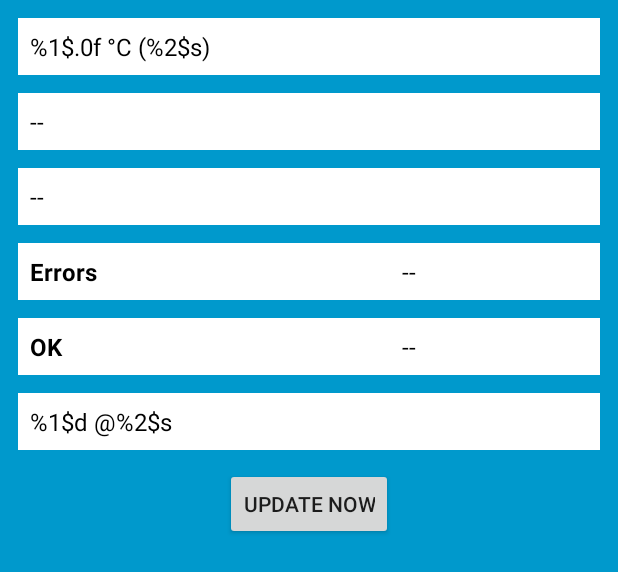
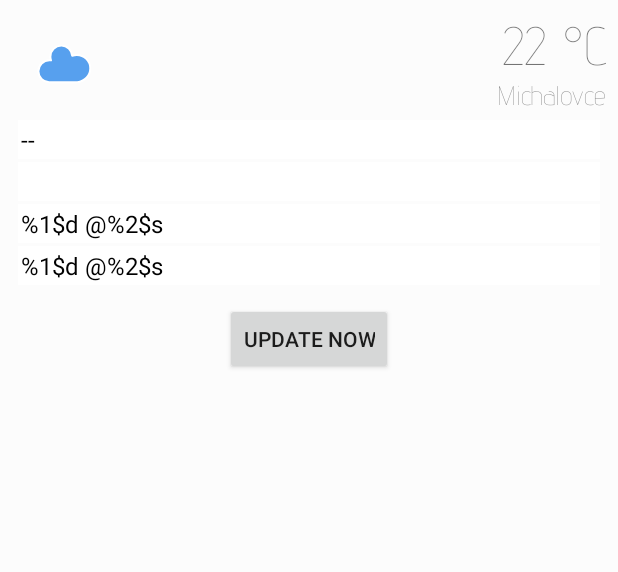
Before and after one commit to piskula/simple-weather, an Android app: the layout new_app_widget.xml on its own in the app's theme, with its tools: preview values and no code run, on a phone screen of 412 x 824 dp. Shown: the top 572 px of the screen. Run offline under Robolectric (Android 15) with nearby library versions, the phone set to English and light mode, and no system bars.

Commit message:
Added icons

```diff
--- a/app/build.gradle
+++ b/app/build.gradle
@@ -46,4 +46,6 @@ dependencies {
     compile 'com.google.android.gms:play-services-gcm:16.0.0'
     compile 'com.google.android.gms:play-services-location:16.0.0'
     implementation 'com.google.code.gson:gson:2.8.5'
+    // TODO try add blur effect to background
+//    compile 'jp.wasabeef:blurry:2.0.3'
 }
--- a/app/src/main/java/sk/momosi/simplewidget/NewAppWidget.kt
+++ b/app/src/main/java/sk/momosi/simplewidget/NewAppWidget.kt
@@ -31,8 +31,11 @@ class NewAppWidget : AppWidgetProvider() {
             if (permissions == PackageManager.PERMISSION_GRANTED) {
                 RefreshConditions(WeakReference(context)).execute()
             } else {
-                views.setTextViewText(R.id.appwidget_err_count, "Permis")
+                views.setTextViewText(R.id.description, "Permis")
             }
+
+//            Blurry.with(context).radius(25).sampling(2).onto(views as ViewGroup)
+
 
             // this intent is responsible for manually updating widget
             views.setOnClickPendingIntent(R.id.button_update, generateUpdateButtonIntent(context, appWidgetId))
--- /dev/null
+++ b/app/src/main/res/drawable/w03d.xml
@@ -0,0 +1,6 @@
+<vector android:height="24dp" android:viewportHeight="64"
+    android:viewportWidth="64" android:width="24dp" xmlns:android="http://schemas.android.com/apk/res/android">
+    <path android:fillColor="#57A0EE"
+        android:pathData="M47.7,34.4c0,-4.6 -3.7,-8.2 -8.2,-8.2c-1,0 -1.9,0.2 -2.8,0.5c-0.3,-3.4 -3.1,-6.2 -6.6,-6.2c-3.7,0 -6.7,3 -6.7,6.7c0,0.8 0.2,1.6 0.4,2.3c-0.3,-0.1 -0.7,-0.1 -1,-0.1c-3.7,0 -6.7,3 -6.7,6.7c0,3.6 2.9,6.6 6.5,6.7l17.2,0C44.2,42.3 47.7,38.8 47.7,34.4z"
+        android:strokeColor="#FFFFFF" android:strokeLineJoin="round" android:strokeWidth="1.2"/>
+</vector>
--- a/app/src/main/res/layout/activity_main.xml
+++ b/app/src/main/res/layout/activity_main.xml
@@ -8,13 +8,14 @@
         tools:context=".MainActivity">
 
     <TextView
+            android:id="@+id/txt_main"
+            android:text="Hello World!"
             android:layout_width="wrap_content"
             android:layout_height="wrap_content"
-            android:text="Hello World!"
             app:layout_constraintBottom_toBottomOf="parent"
             app:layout_constraintLeft_toLeftOf="parent"
             app:layout_constraintRight_toRightOf="parent"
-            app:layout_constraintTop_toTopOf="parent" android:id="@+id/txt_main"/>
+            app:layout_constraintTop_toTopOf="parent"/>
     <Button
             android:text="Refresh"
             android:layout_width="wrap_content"
--- a/app/src/main/res/layout/new_app_widget.xml
+++ b/app/src/main/res/layout/new_app_widget.xml
@@ -1,38 +1,53 @@
+<?xml version="1.0" encoding="utf-8"?>
 <RelativeLayout xmlns:android="http://schemas.android.com/apk/res/android"
                 android:layout_width="match_parent"
                 android:layout_height="match_parent"
                 android:padding="@dimen/widget_margin"
-                android:background="#09C">
-
-    <LinearLayout xmlns:android="http://schemas.android.com/apk/res/android"
-                  android:id="@+id/section_temp"
-                  android:layout_width="match_parent"
-                  android:layout_height="wrap_content"
-                  android:layout_alignParentStart="true"
+                android:background="#66FFFFFF">
+    <ImageView
+            android:id="@+id/weather_icon"
+            android:layout_width="70dp"
+            android:layout_height="70dp"
+            android:src="@drawable/w03d"
+            android:contentDescription="TODO"
             android:layout_alignParentTop="true"
-                  android:orientation="horizontal"
-                  style="@style/AppWidgetSection">
+            android:layout_marginTop="8dp"
+            android:layout_marginStart="8dp"/>
 
     <TextView
-                android:id="@+id/appwidget_temp"
-                android:layout_width="match_parent"
+            android:id="@+id/temperature_value"
+            android:text="22 °C"
+            android:layout_width="wrap_content"
             android:layout_height="wrap_content"
-                android:text="@string/temperature"
-                style="@style/AppWidgetText"/>
+            android:layout_marginEnd="8dp"
+            android:layout_marginTop="8dp"
+            android:layout_alignParentTop="true"
+            android:layout_alignParentEnd="true"
+            android:fontFamily="@font/advent_pro_thin"
+            android:textSize="36sp"/>
 
-    </LinearLayout>
+    <TextView
+            android:id="@+id/place_value"
+            android:text="Michalovce"
+            android:layout_width="wrap_content"
+            android:layout_height="wrap_content"
+            android:layout_alignParentEnd="true"
+            android:layout_below="@id/temperature_value"
+            android:layout_marginEnd="8dp"
+            android:fontFamily="@font/advent_pro_thin"
+            android:textSize="18sp"/>
 
     <LinearLayout xmlns:android="http://schemas.android.com/apk/res/android"
                   android:id="@+id/section_description"
                   android:layout_width="match_parent"
                   android:layout_height="wrap_content"
                   android:layout_alignParentStart="true"
-                  android:layout_below="@+id/section_temp"
+                  android:layout_below="@+id/weather_icon"
                   android:orientation="horizontal"
                   style="@style/AppWidgetSection">
 
         <TextView
-                android:id="@+id/appwidget_description"
+                android:id="@+id/description"
                 android:layout_width="0dp"
                 android:layout_height="wrap_content"
                 android:layout_weight="1"
@@ -42,7 +57,7 @@
     </LinearLayout>
 
     <LinearLayout xmlns:android="http://schemas.android.com/apk/res/android"
-                  android:id="@+id/section_last_before"
+                  android:id="@+id/section_err_ok_count"
                   android:layout_width="match_parent"
                   android:layout_height="wrap_content"
                   android:layout_alignParentStart="true"
@@ -50,67 +65,23 @@
                   android:orientation="horizontal"
                   style="@style/AppWidgetSection">
 
+        <LinearLayout android:layout_width="0dp" android:layout_height="wrap_content" android:layout_weight="1">
             <TextView
-                android:id="@+id/appwidget_last_before"
-                android:layout_width="0dp"
+                    android:id="@+id/appwidget_ok_count"
+                    android:layout_width="match_parent"
                     android:layout_height="wrap_content"
-                android:layout_weight="1"
-                android:text="--"
-                style="@style/AppWidgetText"/>
-
+                    android:text=""
+                    style="@style/AppWidgetLabel"/>
         </LinearLayout>
 
-    <LinearLayout xmlns:android="http://schemas.android.com/apk/res/android"
-                  android:id="@+id/section_err_count"
+        <LinearLayout android:layout_width="0dp" android:layout_height="wrap_content" android:layout_weight="1">
+            <TextView
+                    android:id="@+id/appwidget_err_count"
                     android:layout_width="match_parent"
                     android:layout_height="wrap_content"
-                  android:layout_alignParentStart="true"
-                  android:layout_below="@+id/section_last_before"
-                  android:orientation="horizontal"
-                  style="@style/AppWidgetSection">
-
-        <TextView
-                android:id="@+id/appwidget_err_count_label"
-                android:layout_width="0dp"
-                android:layout_height="wrap_content"
-                android:layout_weight="2"
-                android:text="Errors"
+                    android:text=""
                     style="@style/AppWidgetLabel"/>
-
-        <TextView
-                android:id="@+id/appwidget_err_count"
-                android:layout_width="0dp"
-                android:layout_height="wrap_content"
-                android:layout_weight="1"
-                android:text="--"
-                style="@style/AppWidgetText"/>
-
         </LinearLayout>
-
-    <LinearLayout xmlns:android="http://schemas.android.com/apk/res/android"
-                  android:id="@+id/section_ok_count"
-                  android:layout_width="match_parent"
-                  android:layout_height="wrap_content"
-                  android:layout_alignParentStart="true"
-                  android:layout_below="@+id/section_err_count"
-                  android:orientation="horizontal"
-                  style="@style/AppWidgetSection">
-
-        <TextView
-                android:id="@+id/appwidget_ok_count_label"
-                android:layout_width="0dp"
-                android:layout_height="wrap_content"
-                android:layout_weight="2"
-                android:text="OK"
-                style="@style/AppWidgetLabel"/>
-
-        <TextView
-                android:id="@+id/appwidget_ok_count"
-                android:layout_width="0dp"
-                android:layout_height="wrap_content"
-                android:layout_weight="1"
-                android:text="--"
-                style="@style/AppWidgetText"/>
 
     </LinearLayout>
 
@@ -119,7 +90,7 @@
                   android:layout_width="match_parent"
                   android:layout_height="wrap_content"
                   android:layout_alignParentStart="true"
-                  android:layout_below="@+id/section_ok_count"
+                  android:layout_below="@+id/section_err_ok_count"
                   android:orientation="vertical"
                   style="@style/AppWidgetSection">
 
@@ -127,7 +98,24 @@
                 android:id="@+id/appwidget_refresh"
                 android:layout_width="match_parent"
                 android:layout_height="wrap_content"
-                android:layout_weight="1"
+                android:text="@string/date_count_format"
+                style="@style/AppWidgetText"/>
+
+    </LinearLayout>
+
+    <LinearLayout xmlns:android="http://schemas.android.com/apk/res/android"
+                  android:id="@+id/section_async"
+                  android:layout_width="match_parent"
+                  android:layout_height="wrap_content"
+                  android:layout_alignParentStart="true"
+                  android:layout_below="@+id/section_refresh"
+                  android:orientation="vertical"
+                  style="@style/AppWidgetSection">
+
+        <TextView
+                android:id="@+id/appwidget_async"
+                android:layout_width="match_parent"
+                android:layout_height="wrap_content"
                 android:text="@string/date_count_format"
                 style="@style/AppWidgetText"/>
 
@@ -137,7 +125,7 @@
             android:id="@+id/button_update"
             android:layout_width="wrap_content"
             android:layout_height="wrap_content"
-            android:layout_below="@id/section_refresh"
+            android:layout_below="@id/section_async"
             android:layout_centerHorizontal="true"
             android:text="Update now"
             style="@style/AppWidgetButton"/>
--- a/app/src/main/res/values/strings.xml
+++ b/app/src/main/res/values/strings.xml
@@ -1,7 +1,8 @@
 <resources>
     <string name="app_name">SimpleWidget</string>
     <string name="appwidget_text">EXAMPLE</string>
-    <string name="add_widget">Add widget</string>
     <string name="date_count_format">%1$d @%2$s</string>
-    <string name="temperature">%1$.0f °C (%2$s)</string>
+    <string name="temperature">%1$.0f °C</string>
+    <string name="count_err">Err: %1$d</string>
+    <string name="count_ok">OK: %1$d</string>
 </resources>
--- a/app/src/main/res/values/styles.xml
+++ b/app/src/main/res/values/styles.xml
@@ -9,8 +9,8 @@
     </style>
 
     <style name="AppWidgetSection" parent="@android:style/Widget">
-        <item name="android:padding">8dp</item>
-        <item name="android:layout_marginTop">12dp</item>
+        <item name="android:padding">2dp</item>
+        <item name="android:layout_marginTop">2dp</item>
         <item name="android:layout_marginLeft">12dp</item>
         <item name="android:layout_marginRight">12dp</item>
         <item name="android:background">&#64;android:color/white</item>
```
Also changed, not shown: app/src/main/java/sk/momosi/simplewidget/RefreshConditions.kt (+26 -7 lines), app/src/main/res/drawable/w01d.xml (added, +26 -0 lines), app/src/main/res/drawable/w01n.xml (added, +10 -0 lines), app/src/main/res/drawable/w02d.xml (added, +29 -0 lines), app/src/main/res/drawable/w02n.xml (added, +13 -0 lines), app/src/main/res/drawable/w04d.xml (added, +9 -0 lines), app/src/main/res/drawable/w09d.xml (added, +15 -0 lines), app/src/main/res/drawable/w10d.xml (added, +39 -0 lines), app/src/main/res/drawable/w10n.xml (added, +19 -0 lines), app/src/main/res/drawable/w11d.xml (added, +12 -0 lines), app/src/main/res/drawable/w13d.xml (added, +42 -0 lines), app/src/main/res/drawable/w50d.xml (added, +8 -0 lines), app/src/main/res/font/advent_pro_thin.ttf (added). Lines whose indentation alone changed are shown as unchanged.
